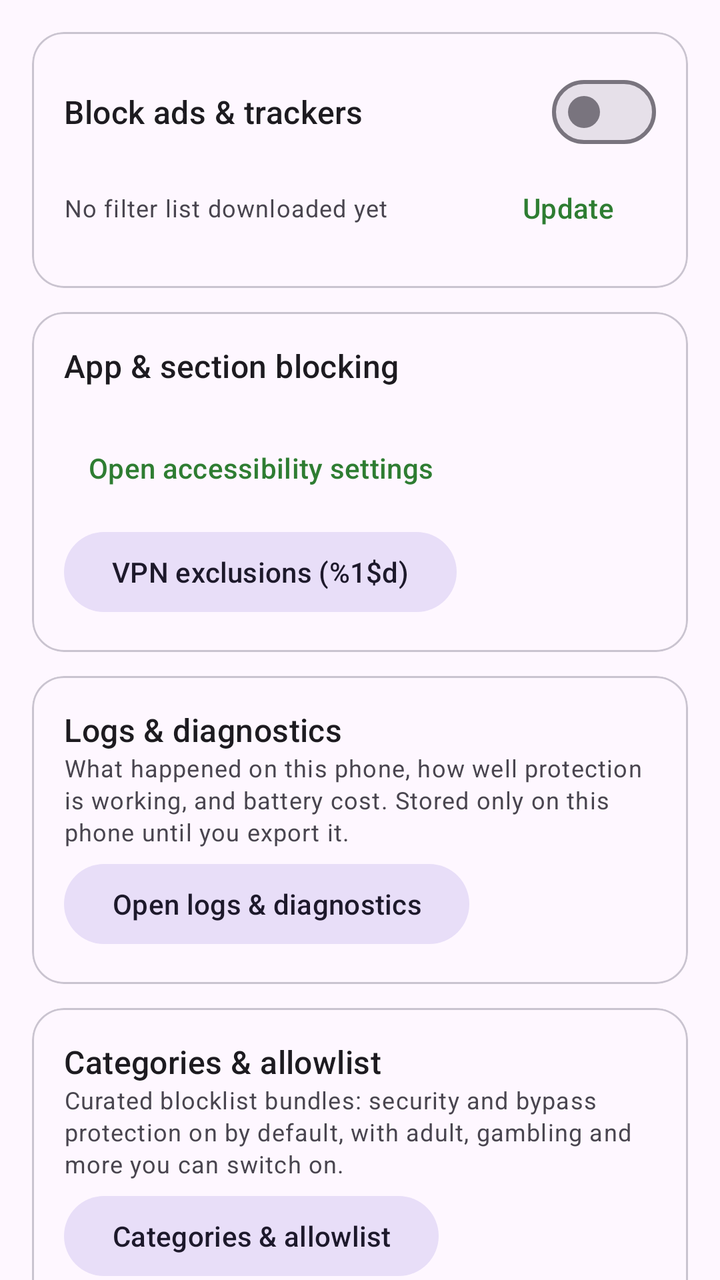
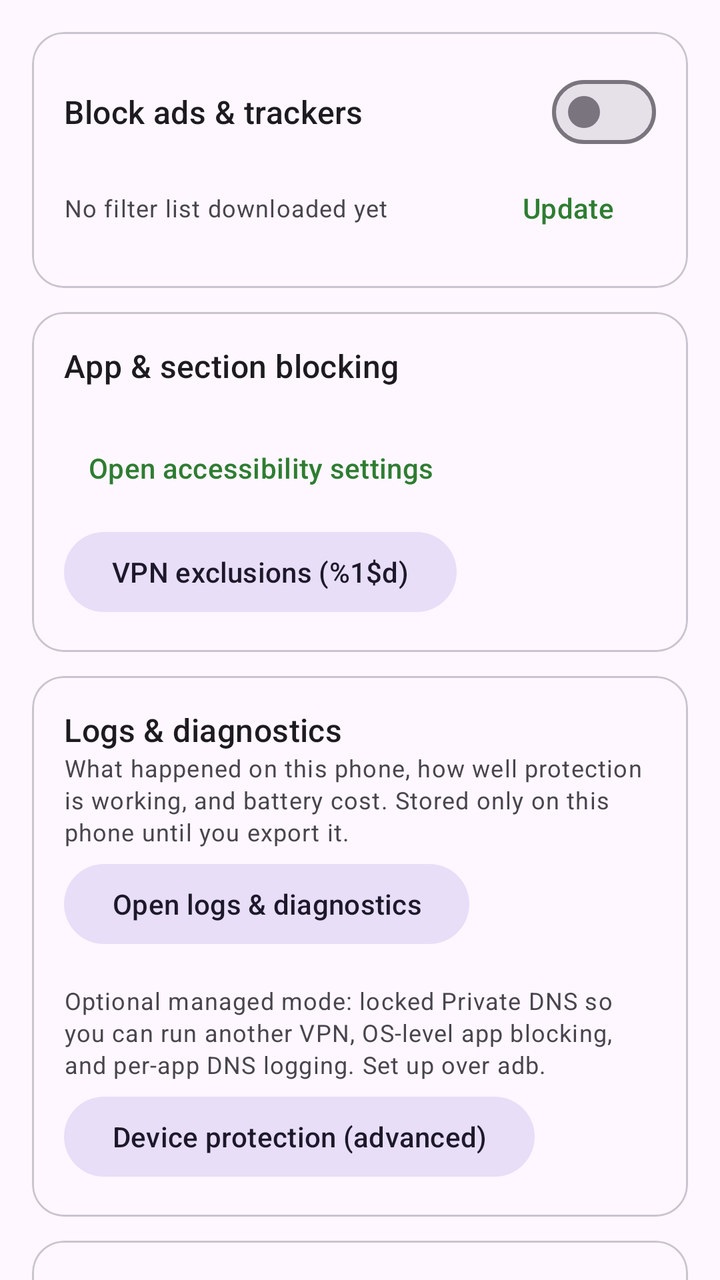

Two renders of the same Android screen: before a commit and after it. Below are the layout's source before the change and the commit's diff.
<!-- AndroidManifest.xml: application theme Theme.FocusFence -->
<!-- res/layout/fragment_settings.xml -->
<?xml version="1.0" encoding="utf-8"?>
<androidx.core.widget.NestedScrollView
    xmlns:android="http://schemas.android.com/apk/res/android"
    xmlns:app="http://schemas.android.com/apk/res-auto"
    android:layout_width="match_parent"
    android:layout_height="match_parent"
    android:fillViewport="true">

    <LinearLayout
        android:layout_width="match_parent"
        android:layout_height="wrap_content"
        android:orientation="vertical"
        android:padding="16dp">

        <com.google.android.material.card.MaterialCardView
            android:layout_width="match_parent"
            android:layout_height="wrap_content"
            app:cardCornerRadius="16dp"
            app:contentPadding="16dp">

            <LinearLayout
                android:layout_width="match_parent"
                android:layout_height="wrap_content"
                android:orientation="vertical">

                <LinearLayout
                    android:layout_width="match_parent"
                    android:layout_height="wrap_content"
                    android:gravity="center_vertical"
                    android:orientation="horizontal">

                    <TextView
                        android:layout_width="0dp"
                        android:layout_height="wrap_content"
                        android:layout_weight="1"
                        android:text="@string/adblock_label"
                        android:textAppearance="?attr/textAppearanceTitleMedium" />

                    <com.google.android.material.materialswitch.MaterialSwitch
                        android:id="@+id/adSwitch"
                        android:layout_width="wrap_content"
                        android:layout_height="wrap_content" />
                </LinearLayout>

                <LinearLayout
                    android:layout_width="match_parent"
                    android:layout_height="wrap_content"
                    android:gravity="center_vertical"
                    android:orientation="horizontal">

                    <TextView
                        android:id="@+id/adStatusText"
                        android:layout_width="0dp"
                        android:layout_height="wrap_content"
                        android:layout_weight="1"
                        android:text="@string/adlist_none"
                        android:textAppearance="?attr/textAppearanceBodySmall"
                        android:textColor="?android:attr/textColorSecondary" />

                    <Button
                        android:id="@+id/adUpdateButton"
                        style="@style/Widget.Material3.Button.TextButton"
                        android:layout_width="wrap_content"
                        android:layout_height="wrap_content"
                        android:text="@string/adlist_update" />
                </LinearLayout>
            </LinearLayout>
        </com.google.android.material.card.MaterialCardView>

        <com.google.android.material.card.MaterialCardView
            android:layout_width="match_parent"
            android:layout_height="wrap_content"
            android:layout_marginTop="12dp"
            app:cardCornerRadius="16dp"
            app:contentPadding="16dp">

            <LinearLayout
                android:layout_width="match_parent"
                android:layout_height="wrap_content"
                android:orientation="vertical">

                <TextView
                    android:layout_width="wrap_content"
                    android:layout_height="wrap_content"
                    android:text="@string/section_service_label"
                    android:textAppearance="?attr/textAppearanceTitleMedium" />

                <TextView
                    android:id="@+id/accessibilityStatusText"
                    android:layout_width="match_parent"
                    android:layout_height="wrap_content"
                    android:textAppearance="?attr/textAppearanceBodySmall"
                    android:textColor="?android:attr/textColorSecondary" />

                <Button
                    android:id="@+id/accessibilityButton"
                    style="@style/Widget.Material3.Button.TextButton"
                    android:layout_width="wrap_content"
                    android:layout_height="wrap_content"
                    android:text="@string/settings_accessibility_button" />

                <Button
                    android:id="@+id/excludedAppsButton"
                    style="@style/Widget.Material3.Button.TonalButton"
                    android:layout_width="wrap_content"
                    android:layout_height="wrap_content"
                    android:layout_marginTop="4dp"
                    android:text="@string/excluded_apps_button" />
            </LinearLayout>
        </com.google.android.material.card.MaterialCardView>

        <com.google.android.material.card.MaterialCardView
            android:layout_width="match_parent"
            android:layout_height="wrap_content"
            android:layout_marginTop="12dp"
            app:cardCornerRadius="16dp"
            app:contentPadding="16dp">

            <LinearLayout
                android:layout_width="match_parent"
                android:layout_height="wrap_content"
                android:orientation="vertical">

                <TextView
                    android:layout_width="wrap_content"
                    android:layout_height="wrap_content"
                    android:text="@string/diag_title"
                    android:textAppearance="?attr/textAppearanceTitleMedium" />

                <TextView
                    android:layout_width="match_parent"
                    android:layout_height="wrap_content"
                    android:text="@string/diag_settings_summary"
                    android:textAppearance="?attr/textAppearanceBodySmall"
                    android:textColor="?android:attr/textColorSecondary" />

                <Button
                    android:id="@+id/diagnosticsButton"
                    style="@style/Widget.Material3.Button.TonalButton"
                    android:layout_width="wrap_content"
                    android:layout_height="wrap_content"
                    android:layout_marginTop="4dp"
                    android:text="@string/diag_open" />
            </LinearLayout>
        </com.google.android.material.card.MaterialCardView>

        <com.google.android.material.card.MaterialCardView
            android:layout_width="match_parent"
            android:layout_height="wrap_content"
            android:layout_marginTop="12dp"
            app:cardCornerRadius="16dp"
            app:contentPadding="16dp">

            <LinearLayout
                android:layout_width="match_parent"
                android:layout_height="wrap_content"
                android:orientation="vertical">

                <TextView
                    android:layout_width="wrap_content"
                    android:layout_height="wrap_content"
                    android:text="@string/categories_title"
                    android:textAppearance="?attr/textAppearanceTitleMedium" />

                <TextView
                    android:layout_width="match_parent"
                    android:layout_height="wrap_content"
                    android:text="@string/categories_settings_summary"
                    android:textAppearance="?attr/textAppearanceBodySmall"
                    android:textColor="?android:attr/textColorSecondary" />

                <Button
                    android:id="@+id/categoriesButton"
                    style="@style/Widget.Material3.Button.TonalButton"
                    android:layout_width="wrap_content"
                    android:layout_height="wrap_content"
                    android:layout_marginTop="4dp"
                    android:text="@string/categories_open" />
            </LinearLayout>
        </com.google.android.material.card.MaterialCardView>

        <com.google.android.material.card.MaterialCardView
            android:layout_width="match_parent"
            android:layout_height="wrap_content"
            android:layout_marginTop="12dp"
            app:cardCornerRadius="16dp"
            app:contentPadding="16dp">

            <LinearLayout
                android:layout_width="match_parent"
                android:layout_height="wrap_content"
                android:orientation="vertical">

                <TextView
                    android:layout_width="wrap_content"
                    android:layout_height="wrap_content"
                    android:text="@string/monitor_title"
                    android:textAppearance="?attr/textAppearanceTitleMedium" />

                <TextView
                    android:layout_width="match_parent"
                    android:layout_height="wrap_content"
                    android:text="@string/monitor_settings_summary"
                    android:textAppearance="?attr/textAppearanceBodySmall"
                    android:textColor="?android:attr/textColorSecondary" />

                <Button
                    android:id="@+id/monitoringButton"
                    style="@style/Widget.Material3.Button.TonalButton"
                    android:layout_width="wrap_content"
                    android:layout_height="wrap_content"
                    android:layout_marginTop="4dp"
                    android:text="@string/monitor_open" />
            </LinearLayout>
        </com.google.android.material.card.MaterialCardView>

        <com.google.android.material.card.MaterialCardView
            android:layout_width="match_parent"
            android:layout_height="wrap_content"
            android:layout_marginTop="12dp"
            app:cardCornerRadius="16dp"
            app:contentPadding="16dp">

            <LinearLayout
                android:layout_width="match_parent"
                android:layout_height="wrap_content"
                android:orientation="vertical">

                <TextView
                    android:layout_width="wrap_content"
                    android:layout_height="wrap_content"
                    android:text="@string/strict_title"
                    android:textAppearance="?attr/textAppearanceTitleMedium" />

                <TextView
                    android:layout_width="match_parent"
                    android:layout_height="wrap_content"
                    android:text="@string/strict_settings_summary"
                    android:textAppearance="?attr/textAppearanceBodySmall"
                    android:textColor="?android:attr/textColorSecondary" />

                <Button
                    android:id="@+id/strictButton"
                    style="@style/Widget.Material3.Button.TonalButton"
                    android:layout_width="wrap_content"
                    android:layout_height="wrap_content"
                    android:layout_marginTop="4dp"
                    android:text="@string/strict_open" />
            </LinearLayout>
        </com.google.android.material.card.MaterialCardView>

        <Button
            android:id="@+id/guideButton"
            style="@style/Widget.Material3.Button.TextButton"
            android:layout_width="wrap_content"
            android:layout_height="wrap_content"
            android:layout_marginTop="12dp"
            android:text="@string/settings_guide" />
    </LinearLayout>
</androidx.core.widget.NestedScrollView>
<!-- resources referenced by this layout -->
<resources>
  <string name="adblock_label">Block ads &amp; trackers</string>
  <string name="adlist_none">No filter list downloaded yet</string>
  <string name="adlist_update">Update</string>
  <string name="categories_open">Categories &amp; allowlist</string>
  <string name="categories_settings_summary">Curated blocklist bundles: security and bypass protection on by default, with adult, gambling and more you can switch on.</string>
  <string name="categories_title">Categories &amp; allowlist</string>
  <string name="diag_open">Open logs &amp; diagnostics</string>
  <string name="diag_settings_summary">What happened on this phone, how well protection is working, and battery cost. Stored only on this phone until you export it.</string>
  <string name="diag_title">Logs &amp; diagnostics</string>
  <string name="excluded_apps_button">VPN exclusions (%1$d)</string>
  <string name="monitor_open">Monitoring (experimental)</string>
  <string name="monitor_settings_summary">Screenshots and on-screen text from chosen apps, for accountability. While on, a permanent notification shows it is running.</string>
  <string name="monitor_title">Monitoring (experimental)</string>
  <string name="section_service_label">App &amp; section blocking</string>
  <string name="settings_accessibility_button">Open accessibility settings</string>
  <string name="settings_guide">Open the guide</string>
  <string name="strict_open">Strict mode</string>
  <string name="strict_settings_summary">Make loosening changes wait out a delay, or require a PIN you or your partner hold.</string>
  <string name="strict_title">Strict mode</string>
  <style name="Theme.FocusFence" parent="Theme.Material3.DayNight.NoActionBar">
          <item name="colorPrimary">@color/brand_primary</item>
      </style>
  <color name="brand_primary">#2E7D32</color>
</resources>

<!-- the commit's change to res/layout/fragment_settings.xml (unified diff, before → after) -->
@@ -141,6 +141,22 @@
                     android:layout_height="wrap_content"
                     android:layout_marginTop="4dp"
                     android:text="@string/diag_open" />
+
+                <TextView
+                    android:layout_width="match_parent"
+                    android:layout_height="wrap_content"
+                    android:layout_marginTop="16dp"
+                    android:text="@string/owner_settings_summary"
+                    android:textAppearance="?attr/textAppearanceBodySmall"
+                    android:textColor="?android:attr/textColorSecondary" />
+
+                <Button
+                    android:id="@+id/deviceOwnerButton"
+                    style="@style/Widget.Material3.Button.TonalButton"
+                    android:layout_width="wrap_content"
+                    android:layout_height="wrap_content"
+                    android:layout_marginTop="4dp"
+                    android:text="@string/owner_open" />
             </LinearLayout>
         </com.google.android.material.card.MaterialCardView>
 
<!-- resource entries referenced after the edit -->
@@ -13,6 +13,8 @@
   <string name="monitor_open">Monitoring (experimental)</string>
   <string name="monitor_settings_summary">Screenshots and on-screen text from chosen apps, for accountability. While on, a permanent notification shows it is running.</string>
   <string name="monitor_title">Monitoring (experimental)</string>
+  <string name="owner_open">Device protection (advanced)</string>
+  <string name="owner_settings_summary">Optional managed mode: locked Private DNS so you can run another VPN, OS-level app blocking, and per-app DNS logging. Set up over adb.</string>
   <string name="section_service_label">App &amp; section blocking</string>
   <string name="settings_accessibility_button">Open accessibility settings</string>
   <string name="settings_guide">Open the guide</string>
